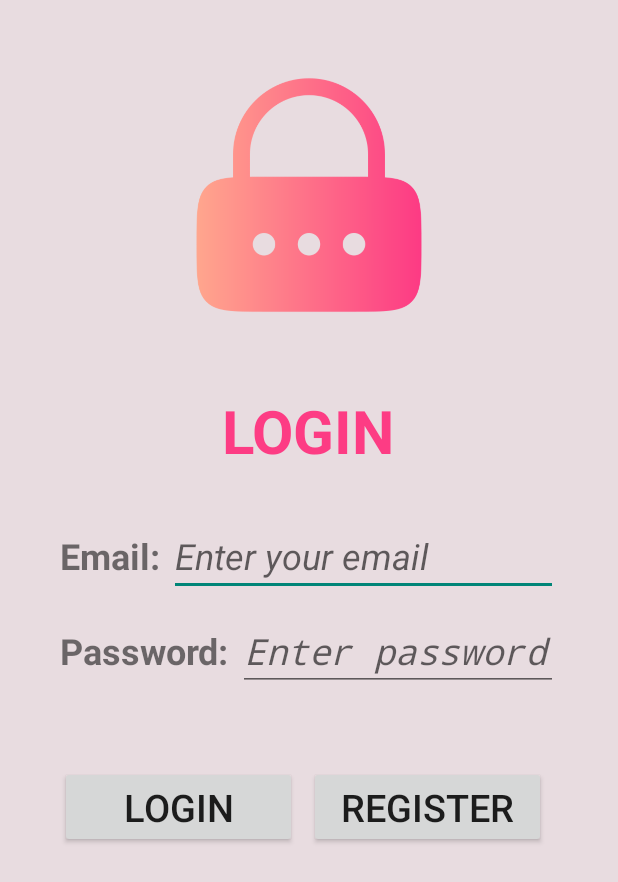
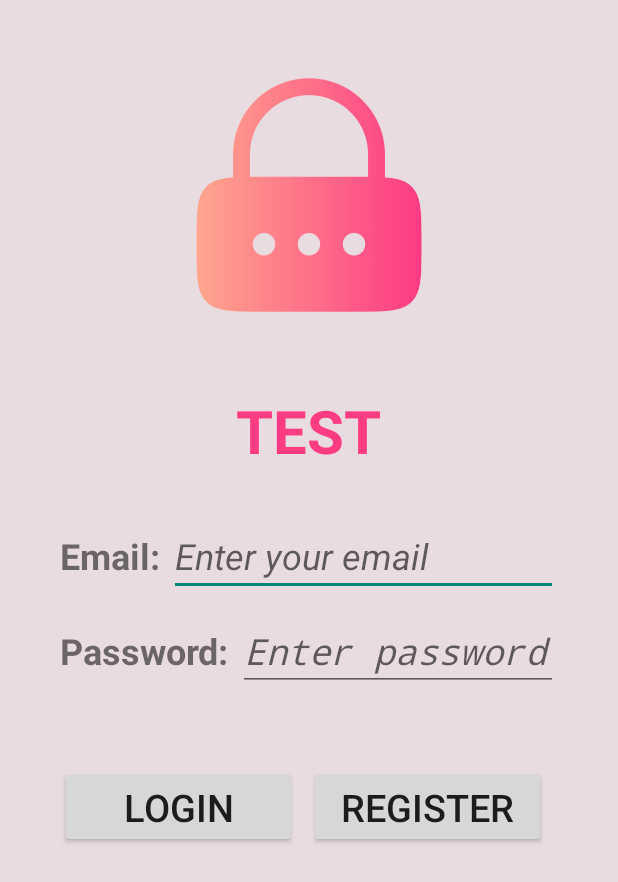
Before and after one commit to KobeVLM/ContactMate, an Android app: the screen it shows after launch (LoginActivity), on a phone screen of 412 x 824 dp. Shown: the top 882 px of the screen. Run offline under Robolectric (Android 15) with nearby library versions, the phone set to English and light mode, and no system bars.

Commit message:
Change the Login TextView text

```diff
--- a/app/src/main/res/layout/login.xml
+++ b/app/src/main/res/layout/login.xml
@@ -18,7 +18,7 @@
     <TextView
         android:layout_width="wrap_content"
         android:layout_height="wrap_content"
-        android:text="LOGIN"
+        android:text="TEST"
         android:textColor="#fd3c84"
         android:textSize="40sp"
         android:layout_marginTop="40dp"
```
